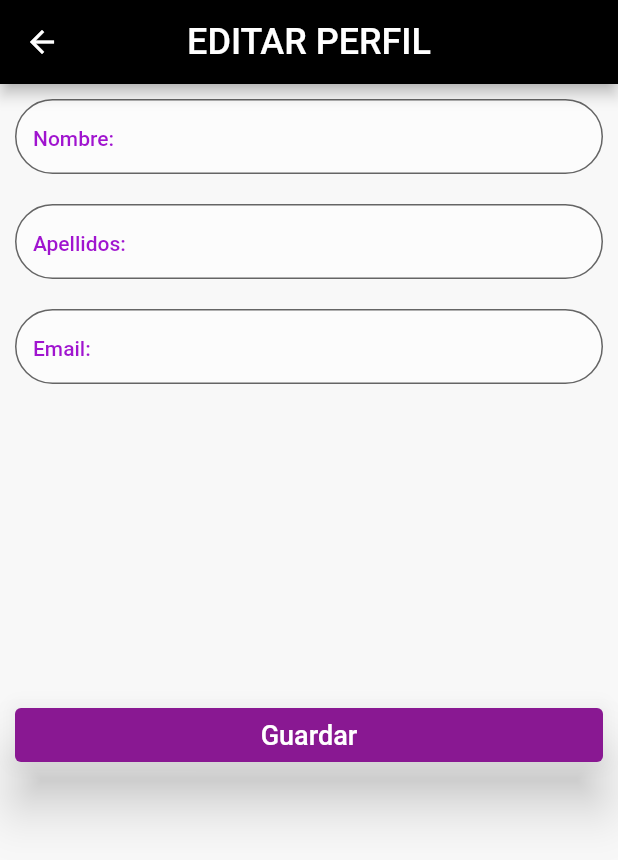
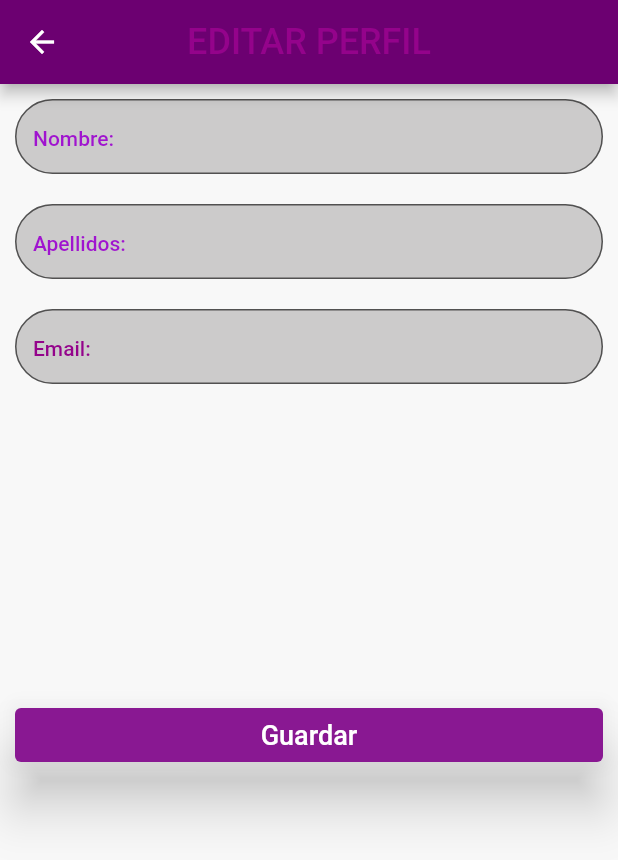
Before and after one commit to ArturoCes/ANIMANGA-V4-FRONTEND, a Flutter app: the ProfileEditPage screen opened directly with empty values, after a tap on "Guardar", on a phone screen of 412 x 824 dp. Shown: the top 860 px of the screen. Run offline on Flutter 3.47's test engine with Material 2 defaults, Android fonts, the phone set to English and light mode, and no system bars; our stand-ins replace awesome_dialog, bloc, equatable, flutter_bloc, get_it, get_storage and 4 more; missing offline and left inert: http_interceptor; accounts and stored records are empty; Roboto replaces fonts that are missing (Mohave); statements that could not run were skipped.

Commit message:
profile HECHO!!! :DDDDDDDDDDDDDDDDDD

```diff
--- a/animangav4frontend/lib/blocs/edit_user/edit_bloc.dart
+++ b/animangav4frontend/lib/blocs/edit_user/edit_bloc.dart
@@ -1,17 +1,18 @@
 import 'package:animangav4frontend/models/edit_user_dto.dart';
 import 'package:animangav4frontend/models/errors.dart';
 import 'package:animangav4frontend/models/user.dart';
-import 'package:animangav4frontend/services/authentication_service.dart';
 import 'package:equatable/equatable.dart';
 import 'package:flutter_bloc/flutter_bloc.dart';
+
+import '../../services/user_service.dart';
 
 part 'edit_event.dart';
 part 'edit_state.dart';
 
 class EditUserBloc extends Bloc<EditUserEvent, EditUserState> {
-  final AuthenticationService _userService;
+  final UserServiceI _userService;
 
-  EditUserBloc(JwtAuthenticationService userService)
+  EditUserBloc(UserServiceI userService)
       : assert(userService != null),
         _userService = userService,
         super(EditUserInitial()) {
--- a/animangav4frontend/lib/blocs/profile/profile_bloc.dart
+++ b/animangav4frontend/lib/blocs/profile/profile_bloc.dart
@@ -1,13 +1,14 @@
 import 'package:animangav4frontend/models/user.dart';
-import 'package:animangav4frontend/services/authentication_service.dart';
 import 'package:equatable/equatable.dart';
 import 'package:flutter_bloc/flutter_bloc.dart';
+
+import '../../services/user_service.dart';
 
 part 'profile_event.dart';
 part 'profile_state.dart';
 
 class ProfileBloc extends Bloc<ProfileEvent, ProfileState> {
-  final AuthenticationService userService;
+  final UserServiceI userService;
 
   ProfileBloc(this.userService) : super(ProfileInitial()) {
     on<FetchUserLogged>(_userLoggedFetched);
--- a/animangav4frontend/lib/edit_bloc/edit_bloc.dart
+++ b/animangav4frontend/lib/edit_bloc/edit_bloc.dart
@@ -1,18 +1,18 @@
 import 'package:animangav4frontend/models/edit_user_dto.dart';
 import 'package:animangav4frontend/models/errors.dart';
 import 'package:animangav4frontend/models/user.dart';
-import 'package:animangav4frontend/services/authentication_service.dart';
-
 import 'package:equatable/equatable.dart';
 import 'package:flutter_bloc/flutter_bloc.dart';
+
+import '../services/user_service.dart';
 
 part 'edit_event.dart';
 part 'edit_state.dart';
 
 class EditUserBloc extends Bloc<EditUserEvent, EditUserState> {
-  final AuthenticationService _userService;
+  final UserServiceI _userService;
 
-  EditUserBloc(JwtAuthenticationService userService)
+  EditUserBloc(UserServiceI userService)
       : assert(userService != null),
         _userService = userService,
         super(EditUserInitial()) {
--- a/animangav4frontend/lib/pages/navigation_bard.dart
+++ b/animangav4frontend/lib/pages/navigation_bard.dart
@@ -18,7 +18,7 @@ class _BottomNavBarState extends State<BottomNavBar> {
   List<Widget> pages = [
     const MangasPage(),
     const MangasPage(),
-    const ProfilePage(),
+    ProfilePage(),
   ];
   Future<bool> _onWillPop() async {
     return (await showDialog(
--- a/animangav4frontend/lib/pages/profile_edit_page.dart
+++ b/animangav4frontend/lib/pages/profile_edit_page.dart
@@ -3,6 +3,7 @@ import 'package:animangav4frontend/models/edit_user_dto.dart';
 import 'package:animangav4frontend/models/errors.dart';
 import 'package:animangav4frontend/pages/navigation_bard.dart';
 import 'package:animangav4frontend/services/authentication_service.dart';
+import 'package:animangav4frontend/services/services.dart';
 import 'package:animangav4frontend/utils/styles.dart';
 import 'package:awesome_dialog/awesome_dialog.dart';
 import 'package:flutter/material.dart';
@@ -25,13 +26,13 @@ class _ProfilePageScreenState extends State<ProfileEditPage> {
   final _formKey = GlobalKey<FormState>();
   late TextEditingController fullNameController;
   late TextEditingController emailController;
-  late JwtAuthenticationService userService;
+  late UserServiceI userService;
 
   @override
   void initState() {
     fullNameController = TextEditingController(text: widget.fullName);
     emailController = TextEditingController(text: widget.email);
-    userService = GetIt.instance<JwtAuthenticationService>();
+    userService = GetIt.instance<UserService>();
     super.initState();
   }
 
@@ -47,10 +48,10 @@ class _ProfilePageScreenState extends State<ProfileEditPage> {
               title: Text(
                 "EDITAR PERFIL",
                 style: AnimangaStyle.textCustom(
-                    AnimangaStyle.whiteColor, AnimangaStyle.textSizeFive),
+                   Color.fromARGB(255, 148, 3, 139), AnimangaStyle.textSizeFive),
               ),
               centerTitle: true,
-              backgroundColor: AnimangaStyle.blackColor,
+              backgroundColor: Color.fromARGB(255, 108, 0, 113),
               iconTheme: const IconThemeData(color: Colors.white),
             ),
             body: RefreshIndicator(
@@ -95,9 +96,9 @@ class _ProfilePageScreenState extends State<ProfileEditPage> {
       title: 'Correcto',
       desc: 'Los datos se han guardado correctamente',
       titleTextStyle: AnimangaStyle.textCustom(
-          AnimangaStyle.whiteColor, AnimangaStyle.textSizeFour),
+          Color.fromARGB(255, 148, 3, 139), AnimangaStyle.textSizeFour),
       descTextStyle: AnimangaStyle.textCustom(
-          AnimangaStyle.whiteColor, AnimangaStyle.textSizeThree),
+      Color.fromARGB(255, 148, 3, 139), AnimangaStyle.textSizeThree),
       btnOkText: "Aceptar",
       btnOkOnPress: () {},
     )..show();
@@ -134,12 +135,12 @@ class _ProfilePageScreenState extends State<ProfileEditPage> {
                 margin: const EdgeInsets.all(10),
                 child: TextFormField(
                   style: AnimangaStyle.textCustom(
-                      AnimangaStyle.whiteColor, AnimangaStyle.textSizeTwo),
+                     Color.fromARGB(255, 148, 3, 139),AnimangaStyle.textSizeTwo),
                   controller: fullNameController,
                   textAlignVertical: TextAlignVertical.bottom,
                   decoration: InputDecoration(
                     filled: true,
-                    fillColor: AnimangaStyle.greyBoxColor,
+                    fillColor: AnimangaStyle.greyBoxColor1,
                     border: OutlineInputBorder(
                       borderRadius: BorderRadius.circular(100.0),
                     ),
@@ -158,12 +159,12 @@ class _ProfilePageScreenState extends State<ProfileEditPage> {
                 margin: const EdgeInsets.all(10),
                 child: TextFormField(
                   style: AnimangaStyle.textCustom(
-                      AnimangaStyle.whiteColor, AnimangaStyle.textSizeTwo),
+                    Color.fromARGB(255, 148, 3, 139), AnimangaStyle.textSizeTwo),
                   controller: emailController,
                   textAlignVertical: TextAlignVertical.bottom,
                   decoration: InputDecoration(
                     filled: true,
-                    fillColor: AnimangaStyle.greyBoxColor,
+                    fillColor: AnimangaStyle.greyBoxColor1,
                     border: OutlineInputBorder(
                       borderRadius: BorderRadius.circular(100.0),
                     ),
@@ -182,17 +183,17 @@ class _ProfilePageScreenState extends State<ProfileEditPage> {
                 margin: const EdgeInsets.all(10),
                 child: TextFormField(
                   style: AnimangaStyle.textCustom(
-                      AnimangaStyle.whiteColor, AnimangaStyle.textSizeTwo),
+                      Color.fromARGB(255, 148, 3, 139), AnimangaStyle.textSizeTwo),
                   controller: emailController,
                   textAlignVertical: TextAlignVertical.bottom,
                   decoration: InputDecoration(
                     filled: true,
-                    fillColor: AnimangaStyle.greyBoxColor,
+                    fillColor: AnimangaStyle.greyBoxColor1,
                     border: OutlineInputBorder(
                       borderRadius: BorderRadius.circular(100.0),
                     ),
                     hintStyle: AnimangaStyle.textCustom(
-                        AnimangaStyle.formColor, AnimangaStyle.textSizeTwo),
+                     Color.fromARGB(255, 148, 3, 139),AnimangaStyle.textSizeTwo),
                     hintText: 'Email:',
                   ),
                   onSaved: (String? value) {},
--- a/animangav4frontend/lib/repositories/repositories.dart
+++ b/animangav4frontend/lib/repositories/repositories.dart
@@ -1,2 +1,3 @@
 export 'authenticationrepository.dart';
 export 'mangasrepository.dart';
+export 'user_repository.dart';
--- /dev/null
+++ b/animangav4frontend/lib/repositories/user_repository.dart
@@ -0,0 +1,36 @@
+import 'dart:convert';
+
+import 'package:animangav4frontend/models/edit_user_dto.dart';
+import 'package:animangav4frontend/models/user.dart';
+import 'package:animangav4frontend/rest/rest_client.dart';
+import 'package:get_it/get_it.dart';
+import 'package:get_storage/get_storage.dart';
+import 'package:injectable/injectable.dart';
+
+@Order(4)
+@singleton
+class UserRepository {
+  late RestClient _client;
+  final box = GetStorage();
+  UserRepository() {
+    _client = GetIt.I.get<RestClient>();
+  }
+
+  Future<dynamic> uploadImage(String filename, String id) async {
+
+  }
+
+  Future<dynamic> userLogged() async {
+    String url = "/me";
+
+    Map<String, String> headers = {
+      'Authorization': 'Bearer ${box.read('token')}'
+    };
+    var jsonResponse = await _client.get(url, headers: headers);
+    return User.fromJson(jsonDecode(jsonResponse));
+
+  }
+
+  Future<dynamic> edit(EditUserDto editUserDto, String id) async {}
+
+}
--- a/animangav4frontend/lib/services/authentication_service.dart
+++ b/animangav4frontend/lib/services/authentication_service.dart
@@ -17,9 +17,7 @@ abstract class AuthenticationService {
   Future<LoginResponse?> signInWithEmailAndPassword(LoginDto loginDto);
   Future<LoginResponse?> register(RegisterDto registerDto);
   Future<void> signOut();
-  Future<User> uploadImage(String filename, String id);
-  Future<User> userLogged();
-  Future<User> edit(EditUserDto editUserDto, String id);
+
 }
 
 @Order(2)
@@ -67,35 +65,5 @@ class JwtAuthenticationService extends AuthenticationService {
     await _localStorageService.deleteFromDisk("user");
   }
 
-  @override
-  Future<User> uploadImage(String filename, String id) async {
-    dynamic response =
-        await _authenticationRepository.uploadImage(filename, id);
-    if (response != null) {
-      return response;
-    } else {
-      throw Exception("Error al subir la imagen");
-    }
-  }
 
-  @override
-  Future<User> userLogged() async {
-    dynamic response = await _authenticationRepository.userLogged();
-    if (response != null) {
-      return response;
-    } else {
-      throw Exception("Upss, algo ha salido mal");
-    }
-  }
-
-  @override
-  Future<User> edit(EditUserDto editUserDto, String id) async {
-    dynamic response = await _authenticationRepository.edit(editUserDto, id);
-
-    if (response != null) {
-      return response;
-    } else {
-      throw Exception("Error, algo ha salido mal");
-    }
-  }
 }
--- a/animangav4frontend/lib/services/services.dart
+++ b/animangav4frontend/lib/services/services.dart
@@ -1,3 +1,4 @@
 export 'authentication_service.dart';
 export 'localstorage_service.dart';
 export 'mangas_service.dart';
+export 'user_service.dart';
--- /dev/null
+++ b/animangav4frontend/lib/services/user_service.dart
@@ -0,0 +1,53 @@
+import 'package:animangav4frontend/models/edit_user_dto.dart';
+import 'package:animangav4frontend/models/user.dart';
+import 'package:get_it/get_it.dart';
+import 'package:injectable/injectable.dart';
+import '../repositories/user_repository.dart';
+
+abstract class UserServiceI {
+  Future<User> uploadImage(String filename, String id);
+  Future<User> userLogged();
+  Future<User> edit(EditUserDto editUserDto, String id);
+}
+
+@Order(6)
+@singleton
+class UserService extends UserServiceI{
+  late UserRepository _userRepository;
+
+  UserService() {
+    _userRepository = GetIt.I.get<UserRepository>();
+  }
+
+  @override
+  Future<User> uploadImage(String filename, String id) async {
+    dynamic response =
+        await _userRepository.uploadImage(filename, id);
+    if (response != null) {
+      return response;
+    } else {
+      throw Exception("Error al subir la imagen");
+    }
+  }
+
+  @override
+  Future<User> userLogged() async {
+    dynamic response = await _userRepository.userLogged();
+    if (response != null) {
+      return response;
+    } else {
+      throw Exception("Upss, algo ha salido mal");
+    }
+  }
+
+  @override
+  Future<User> edit(EditUserDto editUserDto, String id) async {
+    dynamic response = await _userRepository.edit(editUserDto, id);
+
+    if (response != null) {
+      return response;
+    } else {
+      throw Exception("Error, algo ha salido mal");
+    }
+  }
+}
--- a/animangav4frontend/lib/utils/styles.dart
+++ b/animangav4frontend/lib/utils/styles.dart
@@ -11,6 +11,8 @@ class AnimangaStyle {
   static const Color redColor = Color(0xFFF35050);
   static Color greyBoxColor =
       Color.fromARGB(255, 255, 255, 255).withOpacity(0.6);
+      static Color greyBoxColor1 =
+      Color.fromARGB(255, 174, 173, 173).withOpacity(0.6);
   static const Color whiteColor = Color(0xFFFFFFFF);
   static const Color blackColor = Color(0xFF000000);
 
```
Also changed, not shown: animangav4frontend/lib/blocs/image/image_bloc.dart (+4 -3 lines), animangav4frontend/lib/pages/profile_page.dart (+20 -20 lines), animangav4frontend/lib/repositories/AuthenticationRepository.dart (+0 -16 lines), animangav4frontend/lib/config/locator.config.dart, animangav4frontend/pubspec.lock, 1 other file.
